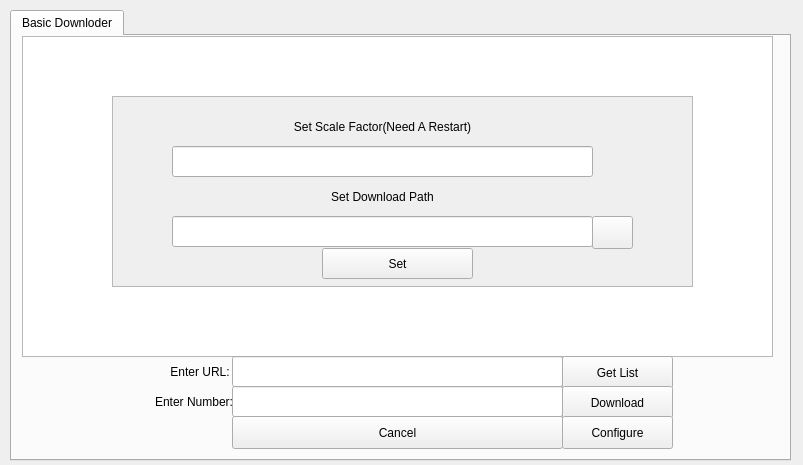
Before: the Qt Designer form src/mainwindow.ui in mhogomchungu/media-downloader, drawn with Qt 5.
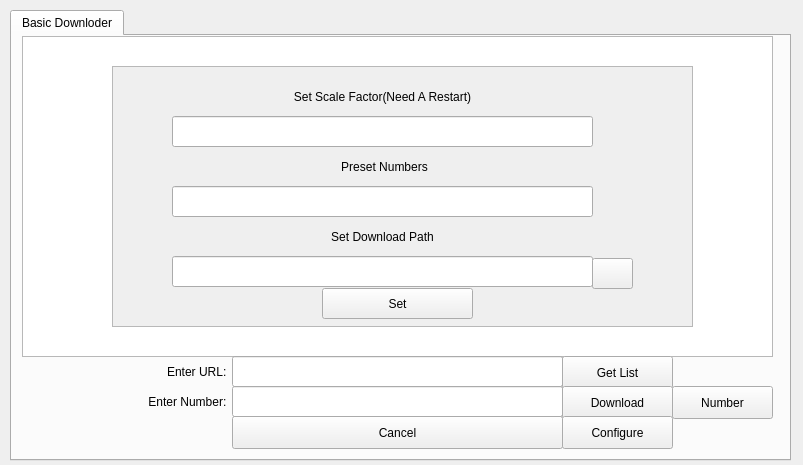
After: the same form once the commit is applied.

Commit message: add ability to set favorite entries for easy downloading

The edit to the form file:
```diff
--- a/src/mainwindow.ui
+++ b/src/mainwindow.ui
@@ -76,7 +76,7 @@
        </rect>
       </property>
       <property name="text">
-       <string>Enter URL: </string>
+       <string>Enter URL:  </string>
       </property>
       <property name="alignment">
        <set>Qt::AlignRight|Qt::AlignTrailing|Qt::AlignVCenter</set>
@@ -95,7 +95,7 @@
        </rect>
       </property>
       <property name="text">
-       <string>Enter Number:</string>
+       <string>Enter Number:  </string>
       </property>
       <property name="alignment">
        <set>Qt::AlignRight|Qt::AlignTrailing|Qt::AlignVCenter</set>
@@ -151,9 +151,9 @@
       <property name="geometry">
        <rect>
         <x>100</x>
-        <y>60</y>
+        <y>30</y>
         <width>581</width>
-        <height>191</height>
+        <height>261</height>
        </rect>
       </property>
       <property name="autoFillBackground">
@@ -169,7 +169,7 @@
        <property name="geometry">
         <rect>
          <x>60</x>
-         <y>80</y>
+         <y>150</y>
          <width>421</width>
          <height>41</height>
         </rect>
@@ -188,7 +188,7 @@
        <property name="geometry">
         <rect>
          <x>60</x>
-         <y>120</y>
+         <y>190</y>
          <width>421</width>
          <height>31</height>
         </rect>
@@ -198,9 +198,9 @@
        <property name="geometry">
         <rect>
          <x>480</x>
-         <y>120</y>
+         <y>192</y>
          <width>41</width>
-         <height>33</height>
+         <height>31</height>
         </rect>
        </property>
        <property name="text">
@@ -211,7 +211,7 @@
        <property name="geometry">
         <rect>
          <x>210</x>
-         <y>152</y>
+         <y>222</y>
          <width>151</width>
          <height>31</height>
         </rect>
@@ -246,6 +246,45 @@
         </rect>
        </property>
       </widget>
+      <widget class="QLabel" name="label_5">
+       <property name="geometry">
+        <rect>
+         <x>62</x>
+         <y>80</y>
+         <width>421</width>
+         <height>41</height>
+        </rect>
+       </property>
+       <property name="text">
+        <string>Preset Numbers</string>
+       </property>
+       <property name="alignment">
+        <set>Qt::AlignCenter</set>
+       </property>
+      </widget>
+      <widget class="QLineEdit" name="lineEditPresetNumbers">
+       <property name="geometry">
+        <rect>
+         <x>60</x>
+         <y>120</y>
+         <width>421</width>
+         <height>31</height>
+        </rect>
+       </property>
+      </widget>
+     </widget>
+     <widget class="QPushButton" name="pbEntries">
+      <property name="geometry">
+       <rect>
+        <x>660</x>
+        <y>350</y>
+        <width>101</width>
+        <height>33</height>
+       </rect>
+      </property>
+      <property name="text">
+       <string>Number</string>
+      </property>
      </widget>
     </widget>
    </widget>
```
The commit also changes 2 other files.
